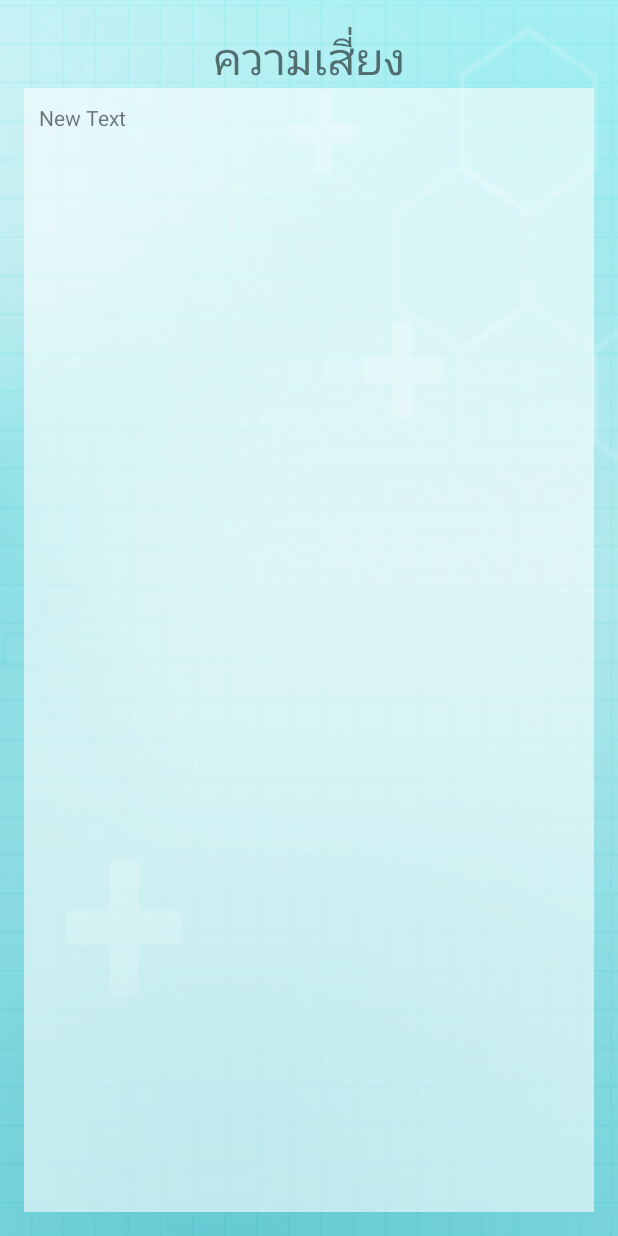
After one commit to superPradit/HealthRecord, an Android app: the ResultOfSection12 screen opened directly, with no data from a screen before it, on a phone screen of 412 x 824 dp. The commit adds this screen. Run offline under Robolectric (Android 15) with nearby library versions, the phone set to English and light mode, and no system bars.

Commit message:
Section12Activity finish

```diff
--- a/app/src/main/AndroidManifest.xml
+++ b/app/src/main/AndroidManifest.xml
@@ -18,7 +18,8 @@
         <activity android:name=".Section1Activity" />
         <activity android:name=".MainHoldSection1" />
         <activity android:name=".ResultOfSection11" />
-        <activity android:name=".Section12Activity"></activity>
+        <activity android:name=".Section12Activity" />
+        <activity android:name=".ResultOfSection12"></activity>
     </application>
 
 </manifest>
--- /dev/null
+++ b/app/src/main/java/appbsru/supergolf/healthrecord/ResultOfSection12.java
@@ -0,0 +1,21 @@
+package appbsru.supergolf.healthrecord;
+
+import android.support.v7.app.AppCompatActivity;
+import android.os.Bundle;
+import android.widget.EditText;
+
+public class ResultOfSection12 extends AppCompatActivity {
+
+    //Explicit
+
+
+    @Override
+    protected void onCreate(Bundle savedInstanceState) {
+        super.onCreate(savedInstanceState);
+        setContentView(R.layout.activity_result_of_section12);
+
+
+
+    } //Main Method
+
+} //Main Class
--- /dev/null
+++ b/app/src/main/res/layout/activity_result_of_section12.xml
@@ -0,0 +1,46 @@
+<?xml version="1.0" encoding="utf-8"?>
+<RelativeLayout xmlns:android="http://schemas.android.com/apk/res/android"
+    xmlns:tools="http://schemas.android.com/tools"
+    android:layout_width="match_parent"
+    android:layout_height="match_parent"
+    android:paddingBottom="@dimen/activity_vertical_margin"
+    android:paddingLeft="@dimen/activity_horizontal_margin"
+    android:paddingRight="@dimen/activity_horizontal_margin"
+    android:paddingTop="@dimen/activity_vertical_margin"
+    tools:context="appbsru.supergolf.healthrecord.ResultOfSection12"
+    android:background="@drawable/bg500">
+
+    <LinearLayout
+        android:orientation="vertical"
+        android:layout_width="match_parent"
+        android:layout_height="match_parent">
+
+        <LinearLayout
+            android:orientation="horizontal"
+            android:layout_width="match_parent"
+            android:layout_height="wrap_content">
+
+            <TextView
+                android:layout_width="match_parent"
+                android:layout_height="wrap_content"
+                android:text="@string/risk"
+                android:id="@+id/textView22"
+                android:gravity="center_horizontal"
+                android:textSize="@dimen/h1" />
+        </LinearLayout>
+
+        <LinearLayout
+            android:orientation="horizontal"
+            android:layout_width="match_parent"
+            android:layout_height="match_parent"
+            android:background="#96ffffff">
+
+            <TextView
+                android:layout_width="match_parent"
+                android:layout_height="match_parent"
+                android:text="New Text"
+                android:id="@+id/textView23"
+                android:layout_margin="10dp" />
+        </LinearLayout>
+    </LinearLayout>
+</RelativeLayout>
--- a/app/src/main/res/layout/activity_section12.xml
+++ b/app/src/main/res/layout/activity_section12.xml
@@ -131,6 +131,7 @@
     <Button
         android:layout_width="match_parent"
         android:layout_height="wrap_content"
+        android:onClick="clickSection12"
         android:text="@string/section1"
         android:id="@+id/button2"
         android:layout_alignParentBottom="true"
```
Also changed, not shown: app/src/main/java/appbsru/supergolf/healthrecord/Section12Activity.java (+90 -0 lines), app/src/main/res/layout/activity_result_of_section11.xml (+7 -4 lines).
